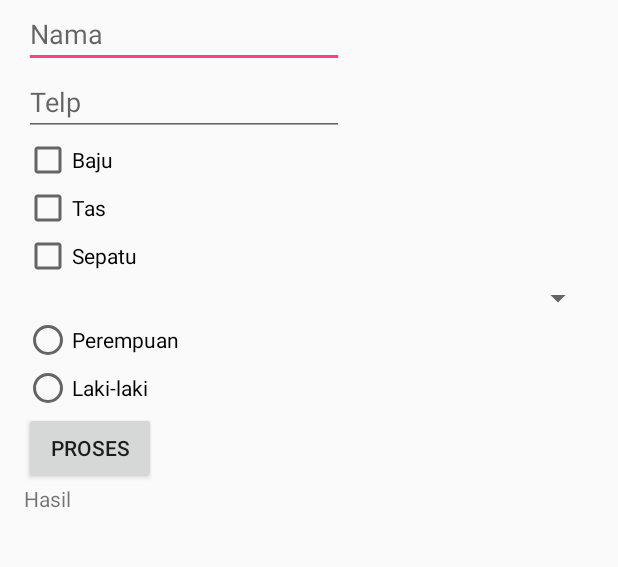
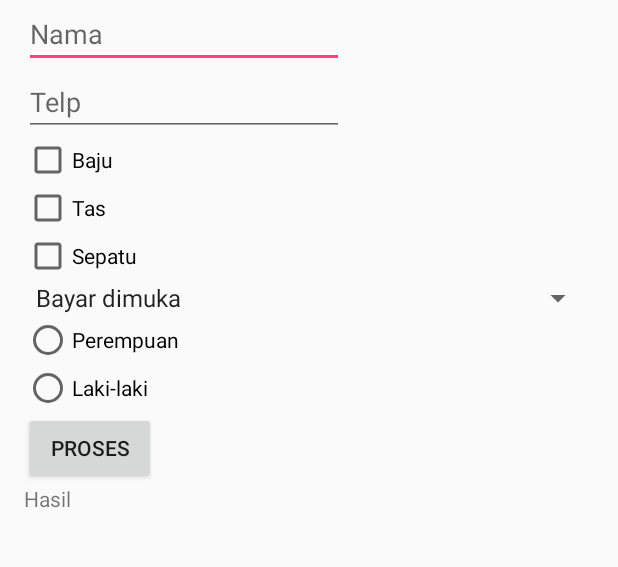
Before and after one commit to dindapitaloka12/LaundryQu, an Android app: the screen it shows after launch (MainActivity), on a phone screen of 412 x 824 dp, the part 137-704 px from its top. Run offline under Robolectric (Android 15) with nearby library versions, the phone set to English and light mode, and no system bars.

```diff
--- a/app/src/main/java/id/sch/smktelkom_mlg/xiirpl20011/laundryqu/MainActivity.java
+++ b/app/src/main/java/id/sch/smktelkom_mlg/xiirpl20011/laundryqu/MainActivity.java
@@ -8,6 +8,7 @@ import android.widget.CheckBox;
 import android.widget.EditText;
 import android.widget.RadioButton;
 import android.widget.RadioGroup;
+import android.widget.Spinner;
 import android.widget.TextView;
 
 public class MainActivity extends AppCompatActivity {
@@ -15,6 +16,7 @@ public class MainActivity extends AppCompatActivity {
     TextView tvHasil;
     CheckBox cbb, cbt,cbs;
     RadioGroup rgl;
+    Spinner spb;
 
     @Override
     protected void onCreate(Bundle savedInstanceState) {
@@ -27,6 +29,7 @@ public class MainActivity extends AppCompatActivity {
         cbt = (CheckBox) findViewById(R.id.checkBoxT);
         cbs = (CheckBox) findViewById(R.id.checkBoxS);
         rgl = (RadioGroup) findViewById(R.id.rg);
+        spb = (Spinner) findViewById(R.id.spinnerB);
 
         findViewById(R.id.buttonP).setOnClickListener(new View.OnClickListener() {
             @Override
@@ -59,6 +62,7 @@ public class MainActivity extends AppCompatActivity {
                 builder.append("Nama : " + nama + "\n");
                 builder.append("Telp : " + telp + "\n");
                 builder.append("Jenis Kelamin : " + hasil + "\n");
+                builder.append(spb.getSelectedItem().toString() + "\n");
                 builder.append("\n" + laundry);
                 tvHasil.setText(builder);
             }
--- a/app/src/main/res/layout/activity_main.xml
+++ b/app/src/main/res/layout/activity_main.xml
@@ -76,7 +76,8 @@
     <Spinner
         android:layout_width="match_parent"
         android:layout_height="wrap_content"
-        android:id="@+id/spinner" />
+        android:entries="@array/bayar"
+        android:id="@+id/spinnerB" />
 
     <RadioGroup
         android:layout_width="wrap_content"
--- /dev/null
+++ b/app/src/main/res/values/arrays.xml
@@ -0,0 +1,8 @@
+<?xml version="1.0" encoding="utf-8"?>
+<resources>
+    <string-array name="bayar">
+        <item>Bayar dimuka</item>
+        <item>Bayar di akhir</item>
+        <item>Hutang</item>
+    </string-array>
+</resources>
```
